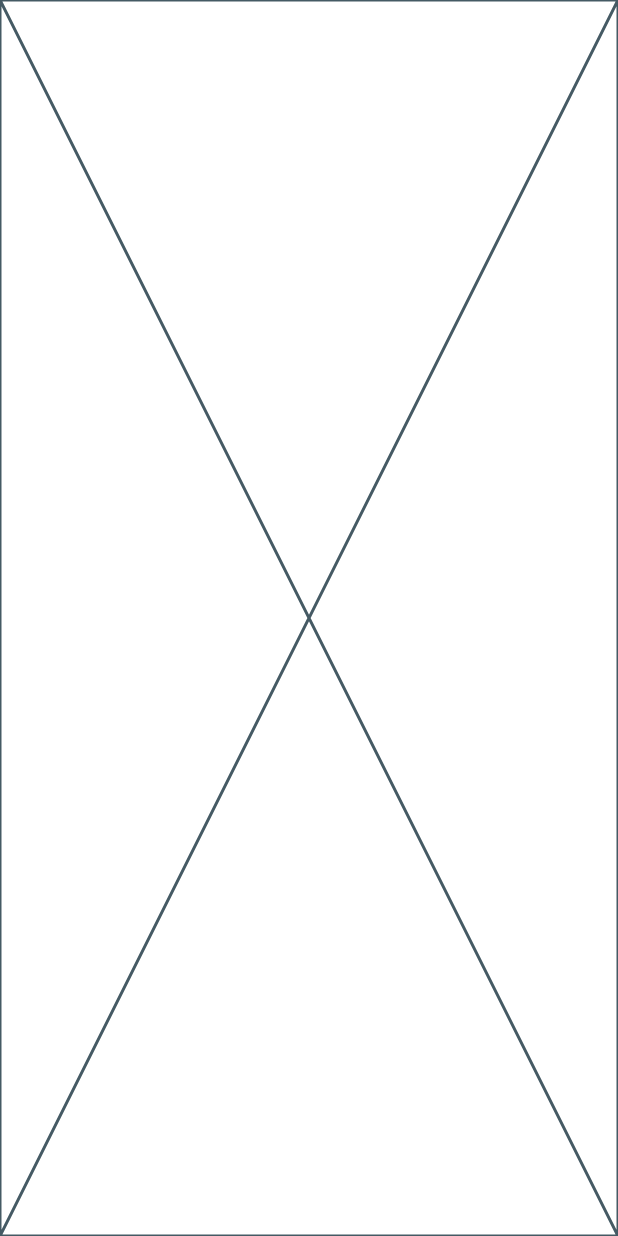
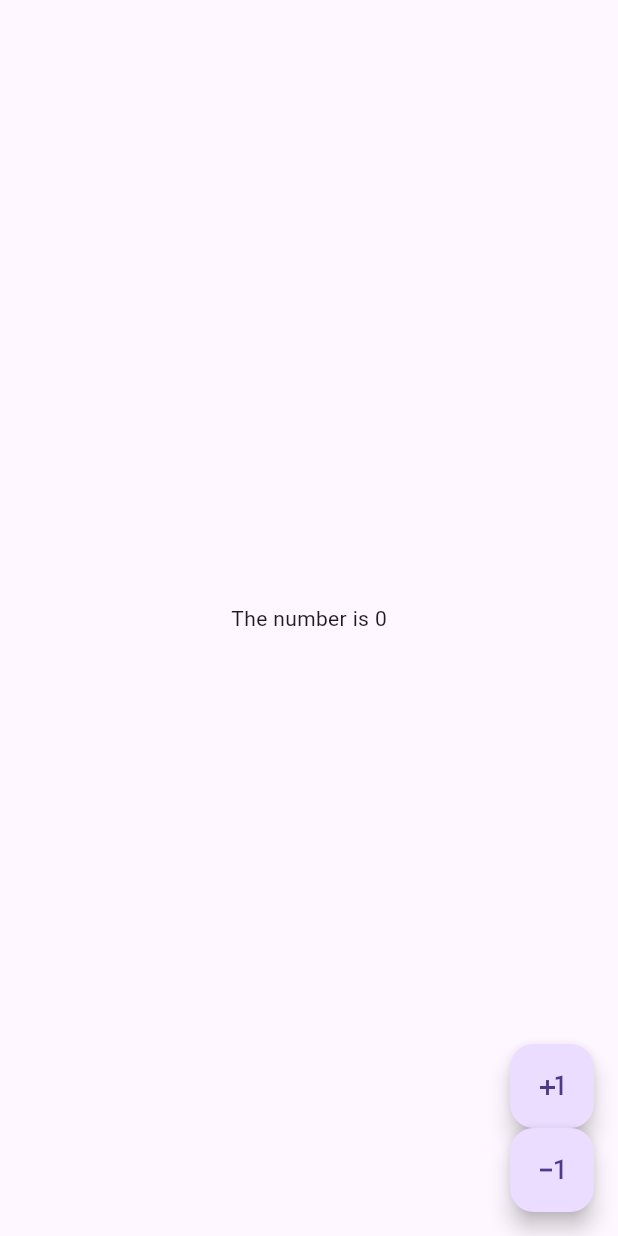
Before and after one commit to PizzaSpark/flutterCounterBloc, a Flutter app: the screen it shows after launch, on a phone screen of 412 x 824 dp. Run offline on Flutter 3.47's test engine with Material 3 defaults, Android fonts, the phone set to English and light mode, and no system bars.

Commit message:
added the necessary ui

```diff
--- a/lib/components/my_fab.dart
+++ b/lib/components/my_fab.dart
@@ -0,0 +1,16 @@
+import 'package:flutter/material.dart';
+
+class MyFAB extends StatelessWidget {
+  final IconData icon;
+  const MyFAB({super.key, required this.icon});
+
+  @override
+  Widget build(BuildContext context) {
+    return FloatingActionButton(
+      onPressed: () {
+
+      },
+      child: Icon(icon),
+    );
+  }
+}
--- a/lib/main.dart
+++ b/lib/main.dart
@@ -11,6 +11,7 @@ class MainApp extends StatelessWidget {
   @override
   Widget build(BuildContext context) {
     return const MaterialApp(
+      debugShowCheckedModeBanner: false,
       home: CounterPage()
     );
   }
--- a/lib/pages/counter_page.dart
+++ b/lib/pages/counter_page.dart
@@ -1,4 +1,5 @@
 import 'package:flutter/material.dart';
+import 'package:taptapbloc/components/my_fab.dart';
 
 class CounterPage extends StatefulWidget {
   const CounterPage({super.key});
@@ -8,8 +9,19 @@ class CounterPage extends StatefulWidget {
 }
 
 class _CounterPageState extends State<CounterPage> {
+  final counter = 0;
+
   @override
   Widget build(BuildContext context) {
-    return const Placeholder();
+    return Scaffold(
+      body: Center(child: Text("The number is $counter")),
+      floatingActionButton: const Column(
+        mainAxisAlignment: MainAxisAlignment.end,
+        children: [
+          MyFAB(icon: Icons.plus_one),
+          MyFAB(icon: Icons.exposure_minus_1),
+        ],
+      )
+    );
   }
 }
```
